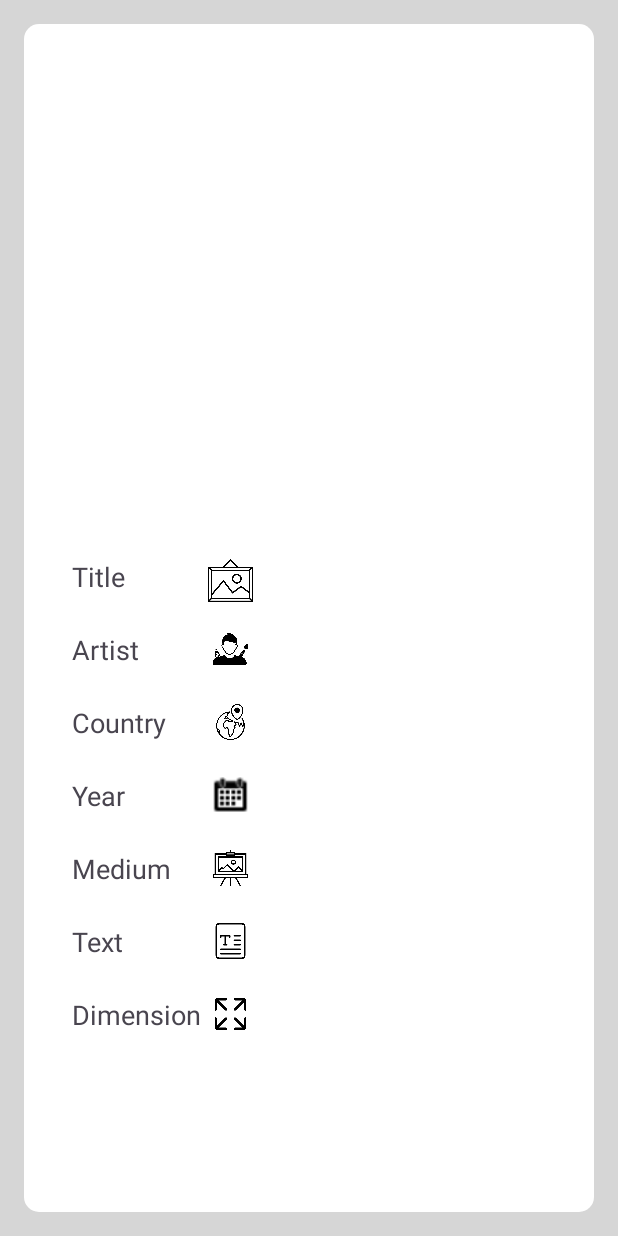
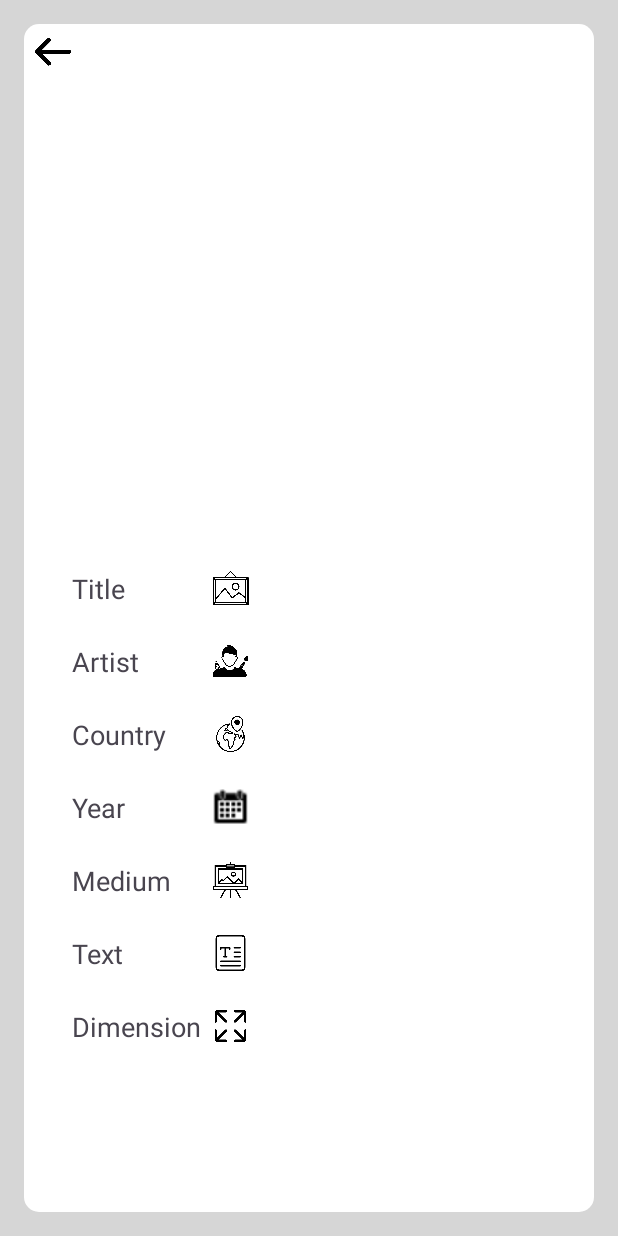
Before and after one commit to DexyStorm/at.ac.univie.hci.MyA2App, an Android app: the BigPicture screen opened directly, with no data from a screen before it, on a phone screen of 412 x 824 dp. Run offline under Robolectric (Android 15) with nearby library versions, the phone set to English and light mode, and no system bars; libraries missing offline, so code that uses them is left out: com.otaliastudios.zoom; plain views replace ZoomImageView; pictures from the network do not load; 2 statements that could not run were skipped.

Commit message:
added back buttons

```diff
--- a/app/src/main/java/at/ac/univie/hci/MyA2App/BigPicture.java
+++ b/app/src/main/java/at/ac/univie/hci/MyA2App/BigPicture.java
@@ -70,4 +70,11 @@ public class BigPicture extends AppCompatActivity
 
 
 	}
+
+	public void pb_back_button_clicked(android.view.View view)
+	{
+		finish();
+	}
+
+
 }
--- a/app/src/main/res/layout/big_picture.xml
+++ b/app/src/main/res/layout/big_picture.xml
@@ -18,7 +18,7 @@
 			android:layout_width="350dp"
 			android:layout_height="300dp"
 			android:layout_marginStart="24dp"
-			android:layout_marginTop="24dp"
+			android:layout_marginTop="32dp"
 			android:layout_marginEnd="24dp"
 			app:layout_constraintEnd_toEndOf="parent"
 			app:layout_constraintStart_toStartOf="parent"
@@ -83,7 +83,7 @@
 		<ImageView
 			android:id="@+id/title_icon"
 			android:layout_width="30dp"
-			android:layout_height="30dp"
+			android:layout_height="24dp"
 			android:layout_marginStart="55dp"
 			app:layout_constraintStart_toEndOf="@+id/bp_title"
 			app:layout_constraintTop_toTopOf="@+id/bp_title_text"
@@ -239,6 +239,20 @@
 			app:layout_constraintStart_toEndOf="@+id/dimension_icon"
 			app:layout_constraintTop_toBottomOf="@+id/bp_description_text" />
 
+		<ImageButton
+			android:background="#0000"
+			android:onClick="pb_back_button_clicked"
+			android:scaleType="centerInside"
+			android:visibility="visible"
+			android:id="@+id/pb_back_button"
+			android:layout_width="24dp"
+			android:layout_height="24dp"
+			android:layout_marginStart="-8dp"
+			android:layout_marginTop="-25dp"
+			app:layout_constraintStart_toStartOf="@+id/bp_artwork_image"
+			app:layout_constraintTop_toTopOf="@+id/bp_artwork_image"
+			app:srcCompat="@drawable/back_button" />
+
 	</androidx.constraintlayout.widget.ConstraintLayout>
 
 </RelativeLayout>
```
Also changed, not shown: app/src/main/java/at/ac/univie/hci/MyA2App/FilterPopup.java (+25 -4 lines), app/src/main/res/layout/filter_popup.xml (+12 -0 lines), app/src/main/res/drawable/back_button.png (added).
